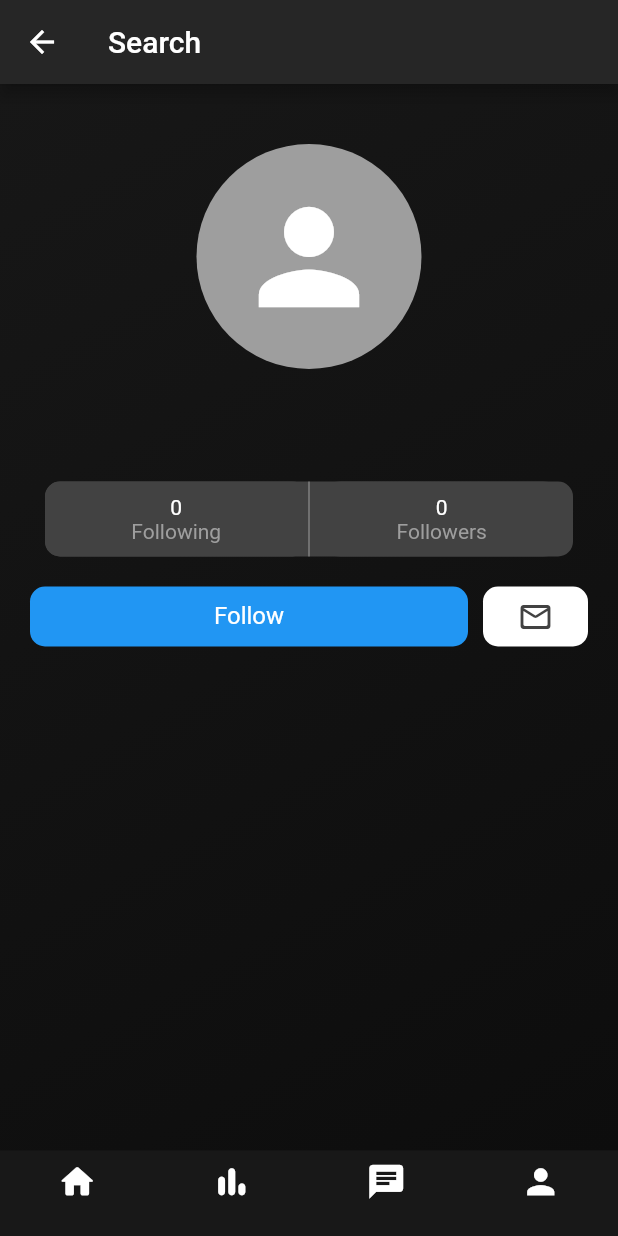
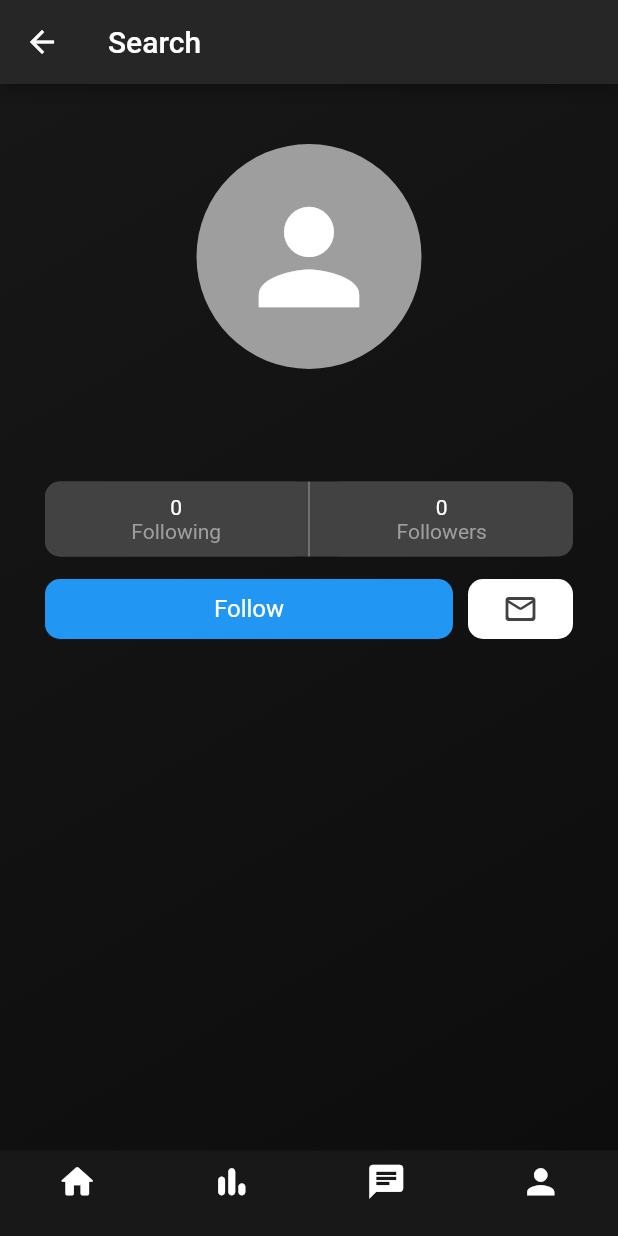
Before and after one commit to Bambalow28/StockMeUp, a Flutter app: the ViewProfile screen opened directly with empty values, on a phone screen of 412 x 824 dp. Run offline on Flutter 3.47's test engine with Material 2 defaults, Android fonts, the phone set to English and light mode, and no system bars; our stand-ins replace auto_size_text, cloud_firestore, firebase_auth, firebase_core, firebase_storage, fl_chart and 3 more; accounts and stored records are empty.

Commit message:
Designed Inital UI for viewing Profiles

```diff
--- a/lib/mainPages/viewProfile.dart
+++ b/lib/mainPages/viewProfile.dart
@@ -217,7 +217,7 @@ class _ViewProfile extends State<ViewProfile> {
                     ),
                   ),
                   SizedBox(
-                    height: 20.0,
+                    height: 15.0,
                   ),
                   Row(
                     children: <Widget>[
@@ -225,7 +225,7 @@ class _ViewProfile extends State<ViewProfile> {
                         child: GestureDetector(
                           child: Container(
                             height: 40.0,
-                            margin: EdgeInsets.only(left: 20.0),
+                            margin: EdgeInsets.only(left: 30.0),
                             padding: EdgeInsets.all(10.0),
                             decoration: BoxDecoration(
                                 color: Colors.blue,
@@ -247,7 +247,7 @@ class _ViewProfile extends State<ViewProfile> {
                         child: Container(
                             width: 70.0,
                             height: 40.0,
-                            margin: EdgeInsets.only(right: 20.0),
+                            margin: EdgeInsets.only(right: 30.0),
                             padding: EdgeInsets.all(8.0),
                             decoration: BoxDecoration(
                                 color: Colors.white,
```
